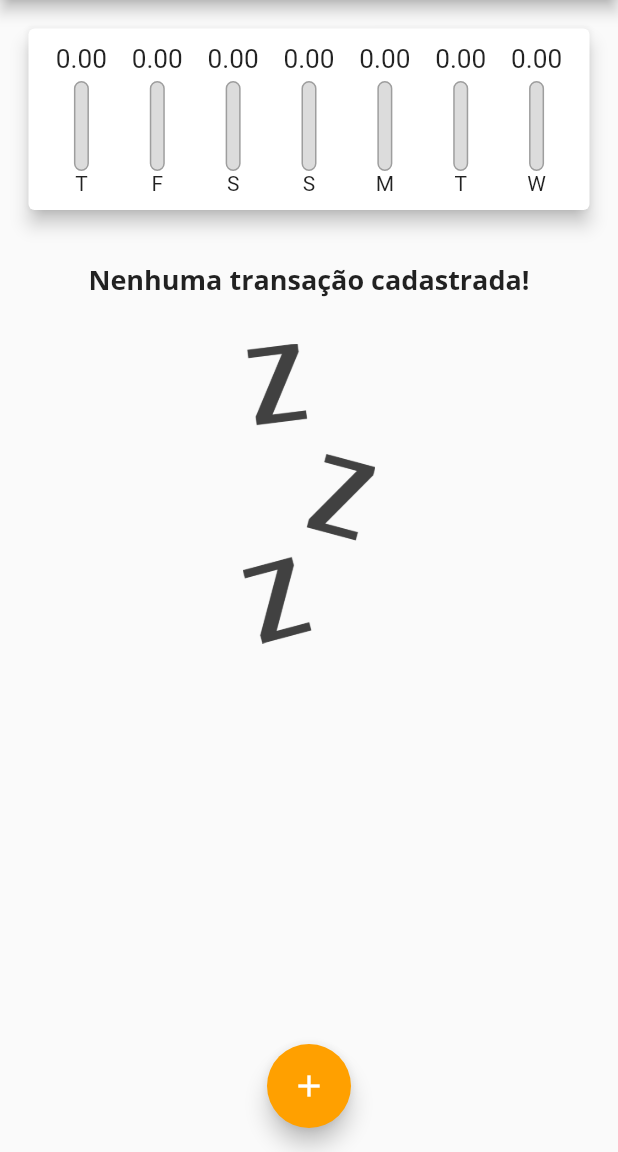
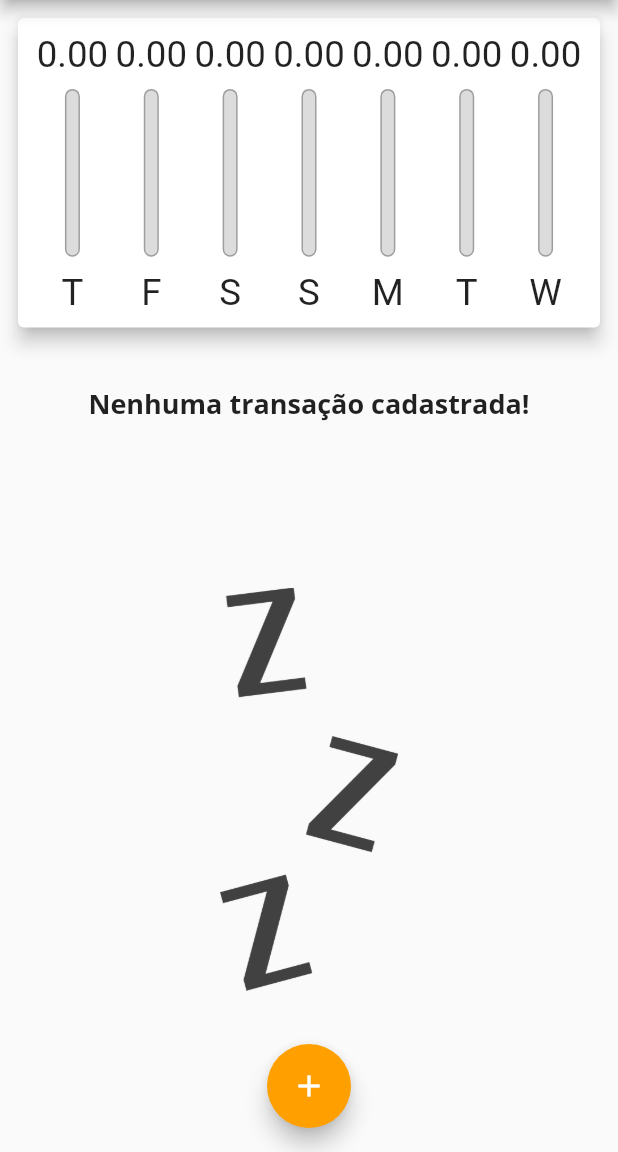
Before and after one commit to caarlos1/expenses_project, a Flutter app: the screen it shows after launch, on a phone screen of 412 x 824 dp, the part 84-1236 px from its top. Run offline on Flutter 3.47's test engine with Material 2 defaults, Android fonts, the phone set to English and light mode, and no system bars.

Commit message:
update project

```diff
--- a/lib/components/chart_bar.dart
+++ b/lib/components/chart_bar.dart
@@ -14,14 +14,15 @@ class ChartBar extends StatelessWidget {
 
   @override
   Widget build(BuildContext context) {
+    return LayoutBuilder(builder: (ctx, constraints) {
       return Column(
         children: <Widget>[
           SizedBox(
-            height: 20,
+              height: constraints.maxHeight * 0.15,
               child: FittedBox(child: Text(value.toStringAsFixed(2)))),
-        const SizedBox(height: 5),
+          SizedBox(height: constraints.maxHeight * 0.05),
           SizedBox(
-            height: 60,
+              height: constraints.maxHeight * 0.6,
               width: 10,
               child: Stack(
                 alignment: Alignment.bottomCenter,
@@ -43,8 +44,12 @@ class ChartBar extends StatelessWidget {
                   )
                 ],
               )),
-        Text(label),
+          SizedBox(height: constraints.maxHeight * 0.05),
+          SizedBox(
+              height: constraints.maxHeight * 0.15,
+              child: FittedBox(child: Text(label))),
         ],
       );
+    });
   }
 }
--- a/lib/components/transaction_form.dart
+++ b/lib/components/transaction_form.dart
@@ -44,10 +44,19 @@ class _TransactionFormState extends State<TransactionForm> {
 
   @override
   Widget build(BuildContext context) {
-    return Card(
+    return SingleChildScrollView(
+      child: Card(
           elevation: 5,
           child: Padding(
-          padding: const EdgeInsets.all(10),
+            padding: EdgeInsets.only(
+              top: 10,
+              right: 10,
+              left: 10,
+              bottom: 10 +
+                  MediaQuery.of(context)
+                      .viewInsets
+                      .bottom, // teclado cria espaço inferior
+            ),
             child: Column(
               children: <Widget>[
                 //...
@@ -83,7 +92,6 @@ class _TransactionFormState extends State<TransactionForm> {
                     ],
                   ),
                 ),
-
                 Row(
                   mainAxisAlignment: MainAxisAlignment.end,
                   children: [
@@ -91,18 +99,14 @@ class _TransactionFormState extends State<TransactionForm> {
                       padding: const EdgeInsets.only(top: 10),
                       child: ElevatedButton(
                         onPressed: _submitForm,
-                      child: const Text(
-                        'Nova Transação',
-                        // style: TextStyle(
-                        //   color: Colors.purple,
-                        // ),
-                      ),
+                        child: const Text('Nova Transação'),
                       ),
                     ),
                   ],
                 )
               ],
             ),
-        ));
+          )),
+    );
   }
 }
--- a/lib/components/transaction_list.dart
+++ b/lib/components/transaction_list.dart
@@ -10,20 +10,25 @@ class TransactionList extends StatelessWidget {
 
   @override
   Widget build(BuildContext context) {
-    return SizedBox(
-      height: 450, // gambi?
-      child: transactions.isEmpty
-          ? Column(
+    return transactions.isEmpty
+        ? LayoutBuilder(
+            builder: (ctx, constraints) {
+              return Column(
                 children: <Widget>[
-                const SizedBox(height: 30),
-                Text('Nenhuma transação cadastrada!',
+                  SizedBox(height: constraints.maxHeight * 0.05),
+                  SizedBox(
+                    height: constraints.maxHeight * 0.2,
+                    child: Text('Nenhuma transação cadastrada!',
                         style: Theme.of(context).textTheme.headline6),
-                const SizedBox(height: 30),
+                  ),
+                  SizedBox(height: constraints.maxHeight * 0.05),
                   SizedBox(
-                    height: 200,
+                      height: constraints.maxHeight * 0.5,
                       child: Image.asset('assets/images/waiting.png',
                           fit: BoxFit.cover)),
                 ],
+              );
+            },
           )
         : ListView.builder(
             itemCount: transactions.length,
@@ -31,8 +36,7 @@ class TransactionList extends StatelessWidget {
               final tr = transactions[index];
               return Card(
                 elevation: 5,
-                  margin:
-                      const EdgeInsets.symmetric(vertical: 5, horizontal: 5),
+                margin: const EdgeInsets.symmetric(vertical: 5, horizontal: 5),
                 child: ListTile(
                   leading: CircleAvatar(
                     radius: 30,
@@ -53,14 +57,20 @@ class TransactionList extends StatelessWidget {
                   subtitle: Text(
                     DateFormat('dd MMM y').format(tr.date),
                   ),
-                    trailing: IconButton(
+                  trailing: MediaQuery.of(context).size.width > 400
+                      ? TextButton.icon(
+                          onPressed: () => onRemove(tr.id),
+                          icon: const Icon(Icons.delete),
+                          label: const Text('Excluir'),
+                        )
+                      : IconButton(
                           icon: const Icon(Icons.delete),
                           onPressed: () => onRemove(tr.id),
+                          color: Theme.of(context).colorScheme.error,
                         ),
                 ),
               );
             },
-            ),
           );
   }
 }
--- a/lib/main.dart
+++ b/lib/main.dart
@@ -13,6 +13,9 @@ class ExpensesApp extends StatelessWidget {
 
   @override
   Widget build(BuildContext context) {
+    // Definindo as orientações do App
+    // SystemChrome.setPreferredOrientations([DeviceOrientation.portraitUp]);
+
     final ThemeData theme = ThemeData(
       fontFamily: 'OpenSans',
       textTheme: ThemeData.light().textTheme.copyWith(
@@ -48,12 +51,56 @@ class MyHomePage extends StatefulWidget {
 }
 
 class _MyHomePageState extends State<MyHomePage> {
+  bool _showChart = false;
+
   final List<Transaction> _transactions = [
     // Transaction(
     //   id: 't0',
     //   title: 'Muita coisa...',
     //   value: 350.60,
-    //   date: DateTime.now().subtract(const Duration(days: 32)),
+    //   date: DateTime.now().subtract(const Duration(days: 3)),
+    // ),
+    // Transaction(
+    //   id: 't1',
+    //   title: 'Muita coisa...',
+    //   value: 350.60,
+    //   date: DateTime.now().subtract(const Duration(days: 3)),
+    // ),
+    // Transaction(
+    //   id: 't2',
+    //   title: 'Muita coisa...',
+    //   value: 350.60,
+    //   date: DateTime.now().subtract(const Duration(days: 3)),
+    // ),
+    // Transaction(
+    //   id: 't3',
+    //   title: 'Muita coisa...',
+    //   value: 350.60,
+    //   date: DateTime.now().subtract(const Duration(days: 3)),
+    // ),
+    // Transaction(
+    //   id: 't4',
+    //   title: 'Muita coisa...',
+    //   value: 350.60,
+    //   date: DateTime.now().subtract(const Duration(days: 3)),
+    // ),
+    // Transaction(
+    //   id: 't5',
+    //   title: 'Muita coisa...',
+    //   value: 350.60,
+    //   date: DateTime.now().subtract(const Duration(days: 3)),
+    // ),
+    // Transaction(
+    //   id: 't6',
+    //   title: 'Muita coisa...',
+    //   value: 350.60,
+    //   date: DateTime.now().subtract(const Duration(days: 3)),
+    // ),
+    // Transaction(
+    //   id: 't7',
+    //   title: 'Muita coisa...',
+    //   value: 350.60,
+    //   date: DateTime.now().subtract(const Duration(days: 3)),
     // ),
   ];
 
@@ -94,26 +141,49 @@ class _MyHomePageState extends State<MyHomePage> {
 
   @override
   Widget build(BuildContext context) {
-    return Scaffold(
-      appBar: AppBar(
+    bool isLandscape =
+        MediaQuery.of(context).orientation == Orientation.landscape;
+
+    final appBar = AppBar(
       title: const Text('Despesas Pessoais'),
       actions: <Widget>[
+        if (isLandscape)
+          IconButton(
+              onPressed: () => {setState(() => _showChart = !_showChart)},
+              icon: Icon(_showChart ? Icons.list : Icons.show_chart)),
         IconButton(
             onPressed: () => _openTransactionFormModal(context),
-              icon: const Icon(Icons.add))
+            icon: const Icon(Icons.add)),
       ],
-      ),
+    );
+
+    final availableHeight = MediaQuery.of(context).size.height -
+        appBar.preferredSize.height -
+        MediaQuery.of(context).padding.top;
+
+    return Scaffold(
+      appBar: appBar,
       body: SingleChildScrollView(
-        child: Padding(
-          padding: const EdgeInsets.all(15),
         child: Column(
           crossAxisAlignment: CrossAxisAlignment.stretch,
           children: <Widget>[
-              Chart(_recentTransactions),
-              //...
-              TransactionList(_transactions, _removeTransaction),
+            if (_showChart || !isLandscape) // funny ;D
+              SizedBox(
+                height: availableHeight * (isLandscape ? 0.75 : 0.3),
+                child: Padding(
+                  padding: const EdgeInsets.all(8.0),
+                  child: Chart(_recentTransactions),
+                ),
+              ),
+            if (!_showChart || !isLandscape)
+              SizedBox(
+                height: availableHeight * (isLandscape ? 1 : 0.7),
+                child: Padding(
+                  padding: const EdgeInsets.only(left: 8, right: 8),
+                  child: TransactionList(_transactions, _removeTransaction),
+                ),
+              ),
           ],
-          ),
         ),
       ),
       floatingActionButton: FloatingActionButton(
```
Also changed, not shown: 1 other file. Lines whose indentation alone changed are shown as unchanged.
